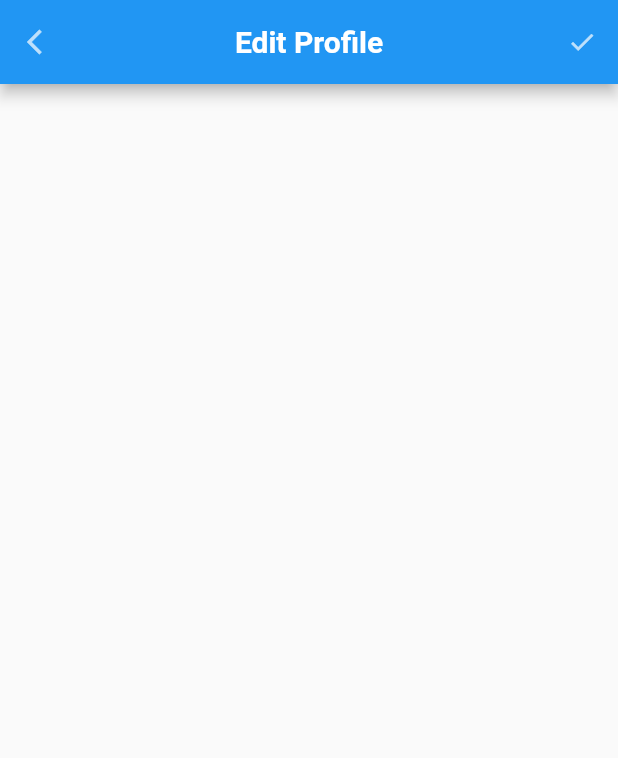
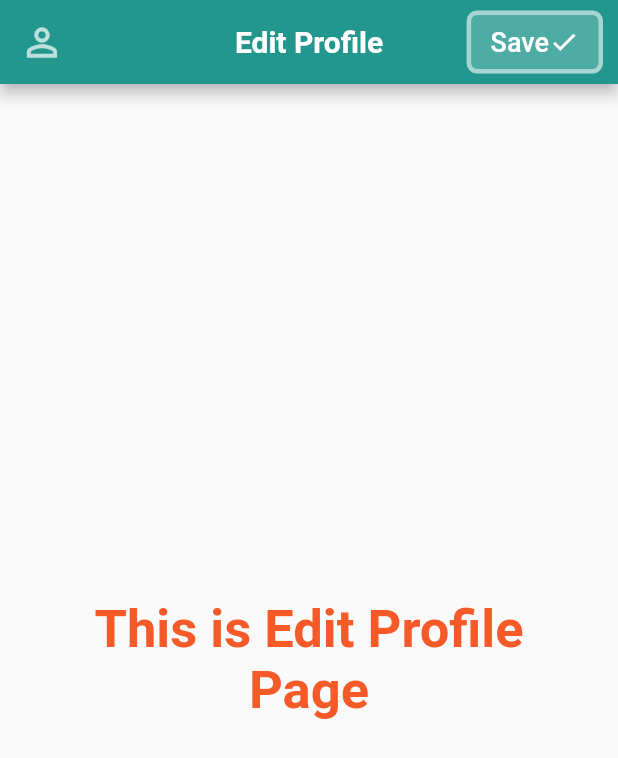
Before and after one commit to arman-arif/learing_flutter_and_dart, a Flutter app: the EditPage screen opened directly, on a phone screen of 412 x 824 dp. Shown: the top 758 px of the screen. Run offline on Flutter 3.47's test engine with Material 2 defaults, Android fonts, the phone set to English and light mode, and no system bars.

Commit message:
Added edit profile page design

```diff
--- a/flutter_projects/second_app/lib/edit_profile.dart
+++ b/flutter_projects/second_app/lib/edit_profile.dart
@@ -14,6 +14,7 @@ class _EditPageState extends State<EditPage> {
   Widget build(BuildContext context) {
     return Scaffold(
       appBar: AppBar(
+        backgroundColor: Color.fromRGBO(35, 151, 142, 1),
         title: Text(
           "Edit Profile",
           style: TextStyle(
@@ -33,18 +34,71 @@ class _EditPageState extends State<EditPage> {
               ),
             );
           },
-          icon: Icon(Icons.arrow_back_ios),
-          iconSize: 20,
+          icon: Icon(Icons.person_outline),
+          iconSize: 30,
           color: Colors.white70,
         ),
         actions: [
-          IconButton(
-            onPressed: () {},
-            icon: Icon(Icons.check),
-            iconSize: 20,
-            color: Colors.white70,
+          Container(
+            margin: EdgeInsets.only(
+              right: 10,
+            ),
+            child: Padding(
+              padding: const EdgeInsets.symmetric(
+                vertical: 7,
+              ),
+              child: FlatButton(
+                onPressed: () {
+                  Navigator.push(
+                    context,
+                    MaterialPageRoute(
+                      builder: (context) => ProfilePage(),
+                    ),
+                  );
+                },
+                shape: RoundedRectangleBorder(
+                  borderRadius: BorderRadius.circular(7),
+                  side: BorderSide(
+                    color: Color.fromRGBO(255, 255, 255, 0.5),
+                    width: 3,
+                  ),
+                ),
+                color: Color.fromRGBO(255, 255, 255, 0.2),
+                child: Row(
+                  mainAxisAlignment: MainAxisAlignment.spaceEvenly,
+                  children: [
+                    Text(
+                      "Save",
+                      style: TextStyle(
+                        fontSize: 18,
+                        color: Colors.white,
+                      ),
+                    ),
+                    Icon(
+                      Icons.check,
+                      size: 20,
+                      color: Colors.white,
+                    ),
+                  ],
+                ),
+              ),
+            ),
           ),
         ],
+      ),
+      body: Center(
+        child: Container(
+          width: MediaQuery.of(context).size.width - 50,
+          child: Text(
+            "This is Edit Profile Page",
+            textAlign: TextAlign.center,
+            style: TextStyle(
+              fontSize: 35,
+              fontWeight: FontWeight.w600,
+              color: Color.fromRGBO(245, 90, 40, 1),
+            ),
+          ),
+        ),
       ),
     );
   }
```
